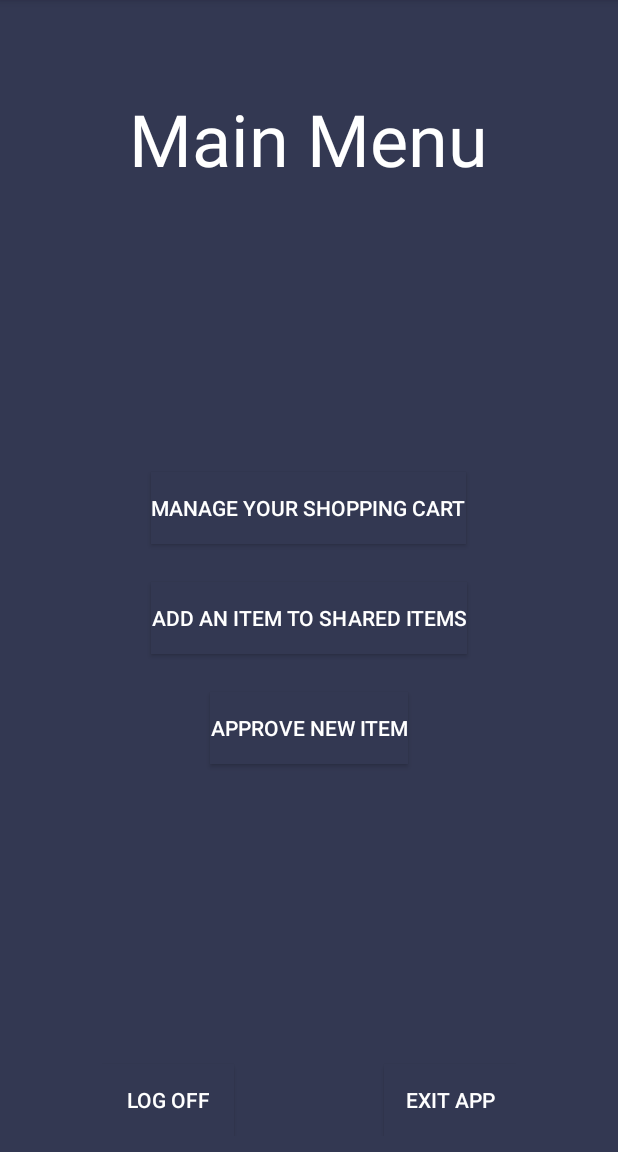
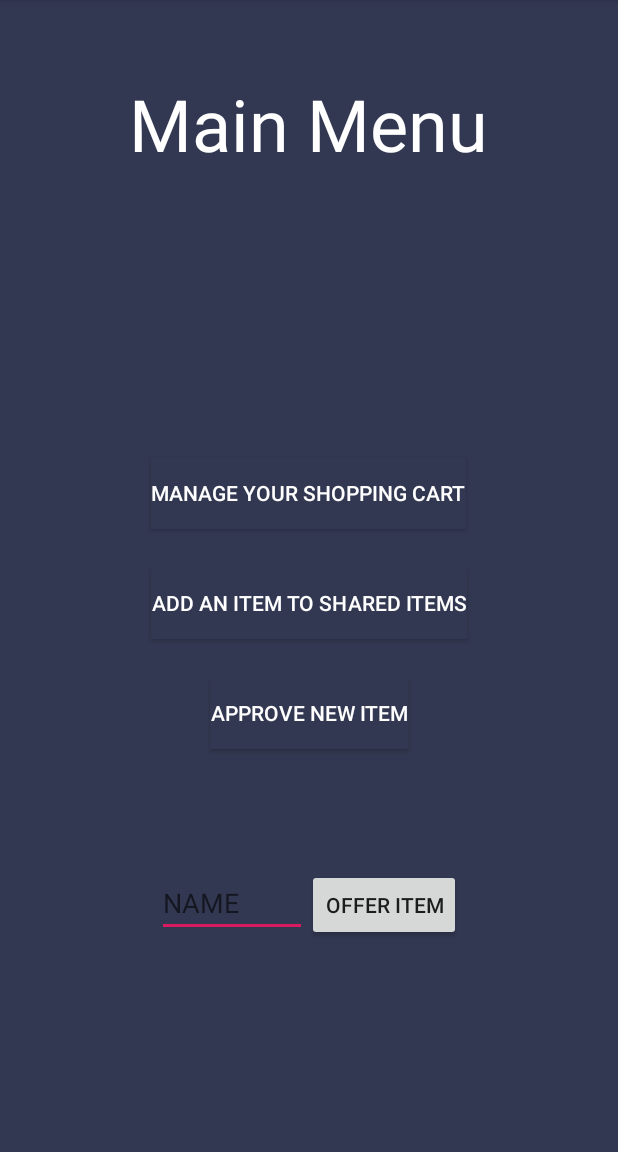
Before and after one commit to SapirLevy95/SplitEven, an Android app: the Main_menu screen opened directly, with no data from a screen before it, on a phone screen of 412 x 824 dp, the part 84-1236 px from its top. Run offline under Robolectric (Android 15) with nearby library versions, the phone set to English and light mode, and no system bars.

Commit message:
Add add item

```diff
--- a/app/src/main/java/com/example/split_even/Main_menu.java
+++ b/app/src/main/java/com/example/split_even/Main_menu.java
@@ -6,6 +6,7 @@ import android.content.Intent;
 import android.os.Bundle;
 import android.view.View;
 import android.widget.Button;
+import android.widget.EditText;
 
 public class Main_menu extends AppCompatActivity {
 
@@ -13,6 +14,8 @@ public class Main_menu extends AppCompatActivity {
     Button mLogOffBtn;
     Button mExitAppBtn;
     Button approveNewItemBt;
+    Button addOfferItemBt;
+    EditText offerNewItemEt;
 
 
     @Override
@@ -24,6 +27,8 @@ public class Main_menu extends AppCompatActivity {
         mLogOffBtn = findViewById(R.id.log_of_mainBt);
         mExitAppBtn = findViewById(R.id.exit_app_mainBt);
         approveNewItemBt = findViewById(R.id.approve_new_itemBt);
+        addOfferItemBt = findViewById(R.id.offerItemB);
+        offerNewItemEt = findViewById(R.id.add_iteEt);
 
 
         mManageShoppingCartBtn.setOnClickListener(new View.OnClickListener() {
@@ -32,6 +37,19 @@ public class Main_menu extends AppCompatActivity {
                 moveToManageShoppingCart();
             }
         });
+
+        addOfferItemBt.setOnClickListener(new View.OnClickListener() {
+            @Override
+            public void onClick(View view) {
+                String offered_item;
+                offered_item =  offerNewItemEt.getText().toString();
+                if (!offered_item.equals("")) {
+                    //Todo : put the item into the DB if not exists in DB
+                    offerNewItemEt.setText("");
+                }
+            }
+        });
+
 
         approveNewItemBt.setOnClickListener(new View.OnClickListener() {
             @Override
--- a/app/src/main/java/com/example/split_even/approveNewItem.java
+++ b/app/src/main/java/com/example/split_even/approveNewItem.java
@@ -54,7 +54,8 @@ public class approveNewItem extends AppCompatActivity {
         back_button.setOnClickListener(new View.OnClickListener() {
             @Override
             public void onClick(View shopping_cart_view) {
-                //TODO: back
+                Intent intent = new Intent(getApplicationContext(), Main_menu.class);
+                startActivity(intent);
             }
         });
         approve_items_adapeter = new ApproveItemsAdapter(this);
@@ -68,7 +69,7 @@ public class approveNewItem extends AppCompatActivity {
     }
 
 
-    public void remove_item(String item) {
+    public void remove_item_form_screen(String item) {
         approveItems.remove(item);
         approve_items_adapeter.notifyDataSetChanged();
     }
--- a/app/src/main/res/layout/activity_approve_new_item.xml
+++ b/app/src/main/res/layout/activity_approve_new_item.xml
@@ -31,11 +31,10 @@
     <Button
         android:id="@+id/back_to_main_menuBt"
         android:layout_height="wrap_content"
-        android:layout_weight="10"
+        android:layout_marginTop="100dp"
+        android:layout_width="match_parent"
         android:textSize="25sp"
-        android:layout_width="match_parent"
         android:text="back to main menu"
         android:background="#D7E1E9"
-        style="?android:attr/borderlessButtonStyle"
         />
 </androidx.appcompat.widget.LinearLayoutCompat>
--- a/app/src/main/res/layout/activity_main_menu.xml
+++ b/app/src/main/res/layout/activity_main_menu.xml
@@ -49,6 +49,24 @@
         android:shadowColor="#333852"
         android:text="Approve new item" />
 
+     <LinearLayout
+         android:layout_width="wrap_content"
+         android:layout_height="wrap_content"
+         android:layout_marginTop="80dp">
+         <EditText
+             android:id="@+id/add_iteEt"
+             android:layout_width="wrap_content"
+             android:minWidth="100dp"
+             android:layout_height="wrap_content"
+             android:hint="NAME"
+             android:text=""/>
+         <Button
+             android:id="@+id/offerItemB"
+             android:layout_width="wrap_content"
+             android:layout_height="wrap_content"
+             android:text="Offer Item"/>
+     </LinearLayout>
+
     <androidx.appcompat.widget.LinearLayoutCompat
         android:layout_width="wrap_content"
         android:layout_height="wrap_content"
```
Also changed, not shown: app/src/main/java/com/example/split_even/ApproveItemsAdapter.java (+19 -7 lines), app/src/main/res/layout/appoved_item_adapter.xml (+8 -0 lines).
